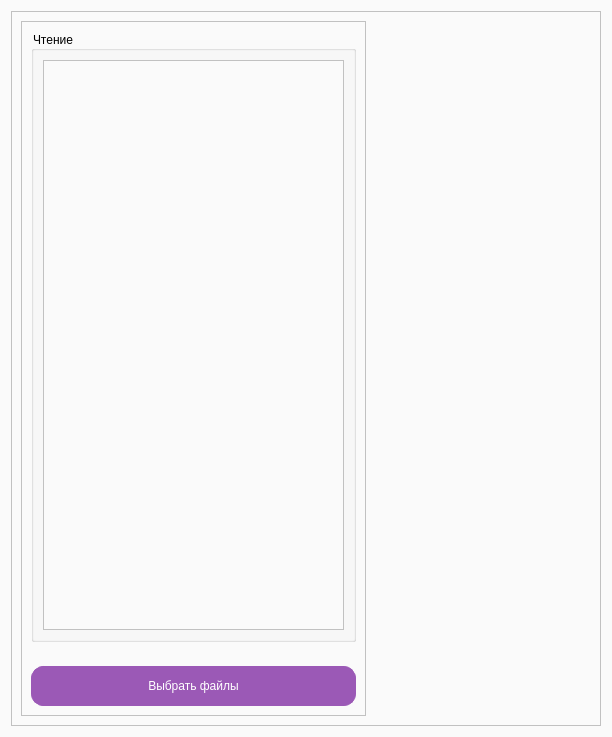
Above: spg/UI/MainWidget/main_widget_ui.ui from gasng/SPG before the change. Below: the same form after it.
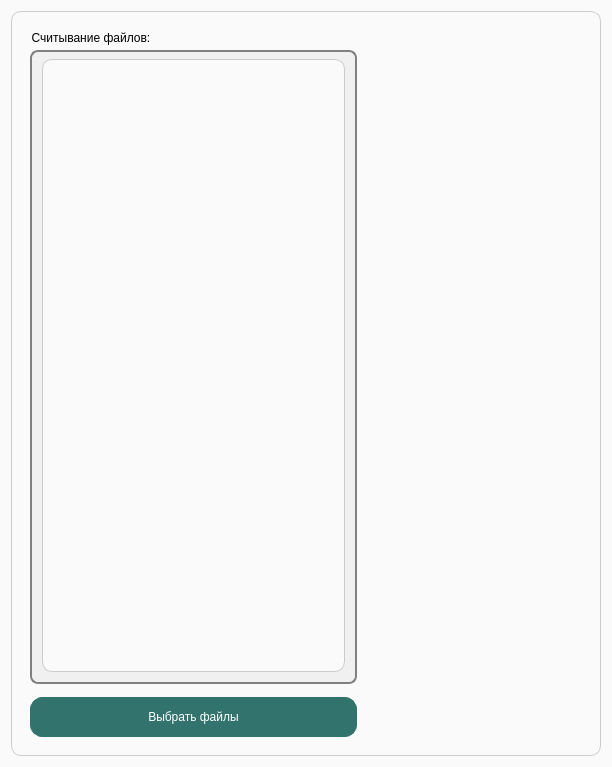
That is the form after the change.

Commit message: Изменила дизайн

What changed in the file:
```diff
--- a/spg/UI/MainWidget/main_widget_ui.ui
+++ b/spg/UI/MainWidget/main_widget_ui.ui
@@ -7,7 +7,7 @@
     <x>0</x>
     <y>0</y>
     <width>612</width>
-    <height>737</height>
+    <height>767</height>
    </rect>
   </property>
   <property name="windowTitle">
@@ -21,6 +21,7 @@
 QLabel {
   color: #2c3e50; /* Цвет текста */
   font-weight: 400; /*  шрифт */
+  margin: 10px;
 }
 /* Заголовок */
 QLabel#heading {
@@ -55,10 +56,10 @@
 }
 
 QPushButton {
-  background-color: #9b59b6; /* Фиолетовый фон */
+  background-color: #32746D; /* Фиолетовый фон */
   color: #fff;
   border-radius: 12px;
-  border: 1px solid #9b59b6;
+  border: 1px solid #32746D;
   padding: 12px 25px;  /* Отступы внутри кнопки */
   margin-top: 18px;/* Отступ сверху */
   outline: none; /* Убирает контур вокруг кнопки */
@@ -75,6 +76,13 @@
   <layout class="QVBoxLayout" name="verticalLayout">
    <item>
     <widget class="QFrame" name="MainFrame">
+     <property name="styleSheet">
+      <string notr="true">QFrame {
+    border: 1px solid #ccc;
+    border-radius: 10px; /* Закругляем углы */
+    background: #fafafa; /* Цвет фона виджета */
+}</string>
+     </property>
      <property name="frameShape">
       <enum>QFrame::StyledPanel</enum>
      </property>
@@ -102,6 +110,13 @@
           <height>16777215</height>
          </size>
         </property>
+        <property name="styleSheet">
+         <string notr="true">QFrame{
+    border: 0px solid #ccc;
+    border-radius: 10px; /* Закругляем углы */
+    background: #fafafa; /* Цвет фона виджета */
+}</string>
+        </property>
         <property name="frameShape">
          <enum>QFrame::StyledPanel</enum>
         </property>
@@ -111,18 +126,58 @@
         <layout class="QVBoxLayout" name="verticalLayout_3">
          <item>
           <widget class="QGroupBox" name="ReadGB">
+           <property name="styleSheet">
+            <string notr="true">QGroupBox {
+       background: #f0f0f0; 
+       border: 2px solid gray;        /* Рамка блока */
+       border-radius: 8px;           /* Скругление углов */
+       margin-top: 20 px;             /* Отступ заголовка сверху */
+   }
+
+   QGroupBox::title {
+       subcontrol-origin: margin;    /* Расположение заголовка */
+       subcontrol-position: top left; /* Позиция заголовка (сверху слева) */
+       padding: 0.5 px;               /* Отступ внутри заголовка */
+       color: black;                  /* Цвет текста заголовка */
+       font: bold 30 px;              /* Шрифт (жирный, 14px) */
+   }
+</string>
+           </property>
            <property name="title">
-            <string>Чтение</string>
+            <string>Считывание файлов:</string>
            </property>
            <layout class="QVBoxLayout" name="verticalLayout_2">
             <item>
-             <widget class="QListWidget" name="ReadLW"/>
+             <widget class="QListWidget" name="ReadLW">
+              <property name="styleSheet">
+               <string notr="true">QListWidget {
+    border: 1px solid #ccc;
+    border-radius: 10px; /* Закругляем углы */
+    background: #fafafa; /* Цвет фона виджета */
+}
+
+QListWidget::item {
+    padding: 5px; /* Отступы для элементов */
+}
+
+QListWidget::item:selected {
+    background: #addfad; /* Выбранный элемент */
+    color: #000;
+    border-radius: 10px;
+}</string>
+              </property>
+             </widget>
             </item>
            </layout>
           </widget>
          </item>
          <item>
           <widget class="QPushButton" name="ChooseBtn">
+           <property name="styleSheet">
+            <string notr="true">QPushButton {
+    margin-top: 7px;  /* Поднять на 5px вверх */
+}</string>
+           </property>
            <property name="text">
             <string>Выбрать файлы</string>
            </property>
```
Left out of the diff: 4 changed lines with no effect on the pictures. The commit also changes 1 other file.
